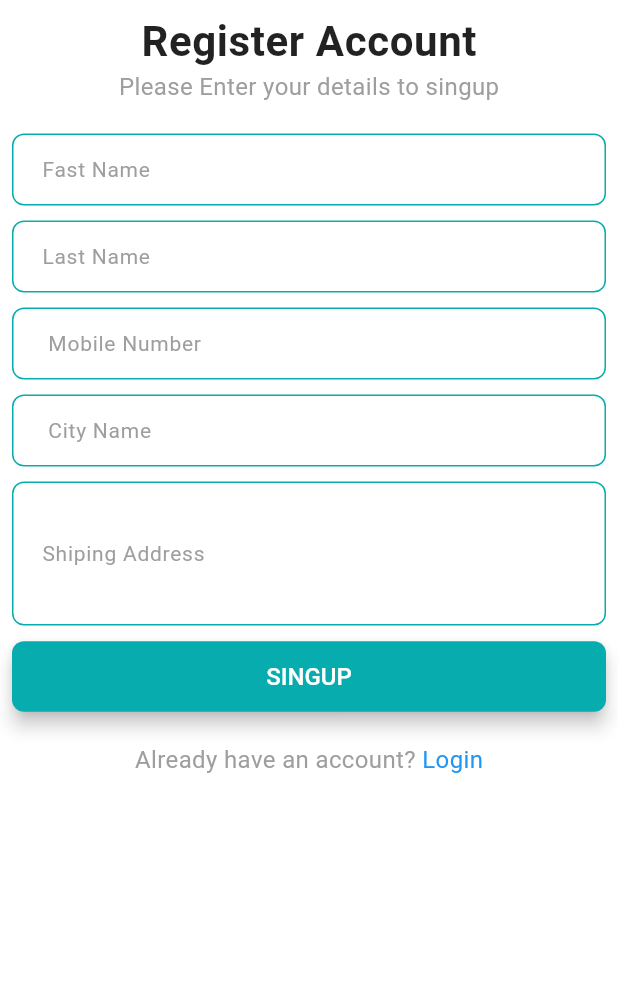
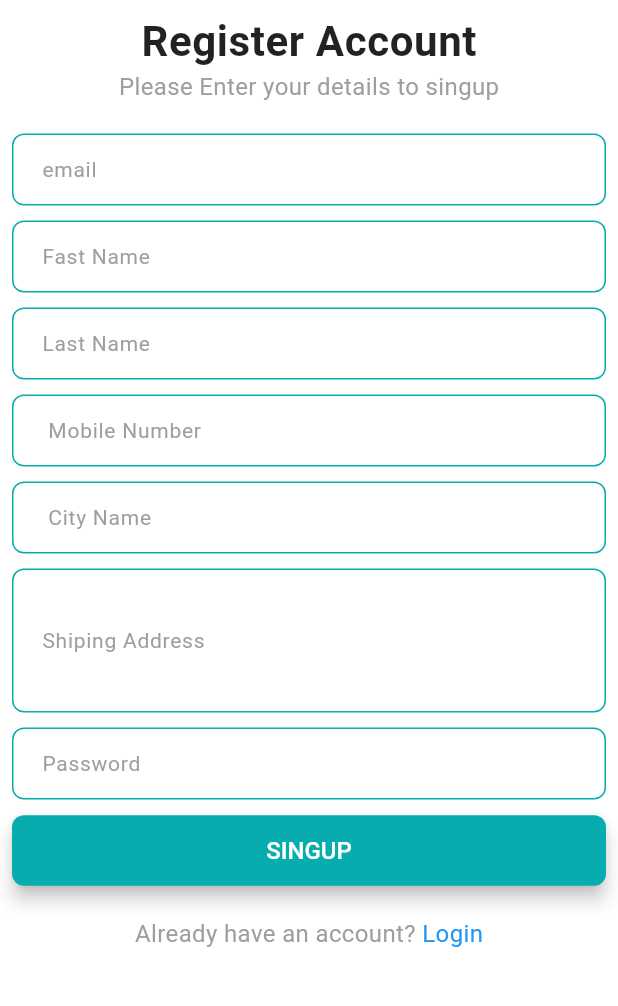
Before and after one commit to Ismail66668/CraftyByEcommers, a Flutter app: the SingupScreen screen opened directly, on a phone screen of 412 x 824 dp, the part 207-1213 px from its top. Run offline on Flutter 3.47's test engine with Material 3 defaults, Android fonts, the phone set to English and light mode, and no system bars; our stand-ins replace carousel_slider, firebase_core, firebase_crashlytics, flutter_rating_bar, flutter_svg, get and 2 more; accounts and stored records are empty.

Commit message:
Singup Screen With Get Controller

```diff
--- a/lib/app/controller_binders.dart
+++ b/lib/app/controller_binders.dart
@@ -1,9 +1,21 @@
 import 'package:get/get.dart';
 import 'package:ostad_ecommers_app/common/contoller/main_bottom_controller.dart';
+import 'package:ostad_ecommers_app/core/service/network/network_clint.dart';
+import 'package:ostad_ecommers_app/features/auth/ui/controller/sing_up_controller.dart';
 
 class ControllerBinders extends Bindings {
   @override
   void dependencies() {
     Get.put(MainBottomController());
+    Get.put(NetworkClint(
+        onUnAuthoriz: _onUnAuthorize, commonHaders: _commonHeader));
+    Get.put(SingUpController());
   }
+
+  void _onUnAuthorize() {}
+
+  final Map<String, String> _commonHeader = {
+    'content-type': 'application/json',
+    'token': ''
+  };
 }
--- /dev/null
+++ b/lib/app/urls.dart
@@ -0,0 +1,6 @@
+class Urls {
+  static const String _baseUrl = 'https://ecom-rs8e.onrender.com/api';
+
+  static const String signUpUrl = '$_baseUrl/auth/signup';
+  static const String verifyOtpUrl = '$_baseUrl/auth/verify-otp';
+}
--- a/lib/common/widget/product_card.dart
+++ b/lib/common/widget/product_card.dart
@@ -41,7 +41,7 @@ class ProductCard extends StatelessWidget {
                       topLeft: Radius.circular(8))),
               width: 160,
               child: SvgPicture.asset(
-                AsstePath.productImage,
+                AsstePath.navLogo,
                 height: 135,
                 width: 160,
                 fit: BoxFit.fitWidth,
--- /dev/null
+++ b/lib/core/service/network/network_respons.dart
@@ -0,0 +1,15 @@
+part of 'network_clint.dart';
+
+class NetworkRespons {
+  final int statusCode;
+
+  final Map<String, dynamic>? responsData;
+  final String? errorMassage;
+  final bool isSuccess;
+
+  NetworkRespons(
+      {required this.statusCode,
+      this.responsData,
+      this.errorMassage,
+      required this.isSuccess});
+}
--- /dev/null
+++ b/lib/features/auth/data/model/singup_request_model.dart
@@ -0,0 +1,26 @@
+class SingupRequestModel {
+  final String email;
+  final String firstName;
+  final String lastName;
+  final String phone;
+  final String city;
+  final String password;
+
+  SingupRequestModel(
+      {required this.email,
+      required this.firstName,
+      required this.lastName,
+      required this.phone,
+      required this.city,
+      required this.password});
+  Map<String, dynamic> toJson() {
+    return {
+      "first_name": firstName,
+      "last_name": lastName,
+      "email": email,
+      "password": password,
+      "phone": phone,
+      "city": city,
+    };
+  }
+}
--- a/lib/features/auth/set_password.dart
+++ b/lib/features/auth/set_password.dart
@@ -1,6 +1,5 @@
 import 'package:flutter/material.dart';
 import 'package:ostad_ecommers_app/common/screen/main_botton_screen.dart';
-import 'package:ostad_ecommers_app/features/auth/loging_screen.dart';
 import 'package:ostad_ecommers_app/features/app_widgets/app_logo.dart';
 
 class SetPassword extends StatefulWidget {
--- a/lib/features/auth/singup_screen.dart
+++ b/lib/features/auth/singup_screen.dart
@@ -1,8 +1,13 @@
 import 'package:flutter/gestures.dart';
 import 'package:flutter/material.dart';
-import 'package:ostad_ecommers_app/features/auth/email_verification.dart';
+import 'package:get/get.dart';
+import 'package:ostad_ecommers_app/common/widget/circlur_progress_indicator.dart';
+import 'package:ostad_ecommers_app/core/ui/widgets/snekbar_massage.dart';
+import 'package:ostad_ecommers_app/features/auth/data/model/singup_request_model.dart';
 import 'package:ostad_ecommers_app/features/auth/loging_screen.dart';
 import 'package:ostad_ecommers_app/features/app_widgets/app_logo.dart';
+import 'package:ostad_ecommers_app/features/auth/otp_verification.dart';
+import 'package:ostad_ecommers_app/features/auth/ui/controller/sing_up_controller.dart';
 
 class SingupScreen extends StatefulWidget {
   const SingupScreen({super.key});
@@ -14,11 +19,14 @@ class SingupScreen extends StatefulWidget {
 
 class _SingupScreenState extends State<SingupScreen> {
   final GlobalKey<FormState> _fromKye = GlobalKey<FormState>();
+  final TextEditingController _emailController = TextEditingController();
   final TextEditingController _fastnameController = TextEditingController();
   final TextEditingController _lastnameController = TextEditingController();
   final TextEditingController _citynameController = TextEditingController();
   final TextEditingController _addressController = TextEditingController();
   final TextEditingController _phoneController = TextEditingController();
+  final TextEditingController _passwordController = TextEditingController();
+  final SingUpController singUpController = Get.find<SingUpController>();
   @override
   Widget build(BuildContext context) {
     return Scaffold(
@@ -47,6 +55,26 @@ class _SingupScreenState extends State<SingupScreen> {
                     style: Theme.of(context).textTheme.bodyMedium,
                   ),
                   const SizedBox(height: 20),
+                  TextFormField(
+                    controller: _emailController,
+                    keyboardType: TextInputType.emailAddress,
+                    textInputAction: TextInputAction.next,
+                    validator: (value) {
+                      RegExp emailRegex = RegExp(
+                          r'^[a-zA-Z0-9._%+-]+@[a-zA-Z0-9.-]+\.[a-zA-Z]{2,}$');
+                      if (value == null || value.isEmpty) {
+                        return 'Please enter your email';
+                      } else if (!emailRegex.hasMatch(value)) {
+                        return 'Please enter a valid email';
+                      }
+                      return null;
+                    },
+                    decoration: const InputDecoration(
+                      labelText: 'email',
+                      hintText: 'Enter your email',
+                    ),
+                  ),
+                  const SizedBox(height: 10),
                   TextFormField(
                     controller: _fastnameController,
                     keyboardType: TextInputType.emailAddress,
@@ -81,11 +109,14 @@ class _SingupScreenState extends State<SingupScreen> {
                   const SizedBox(height: 10),
                   TextFormField(
                     controller: _phoneController,
-                    keyboardType: TextInputType.emailAddress,
+                    keyboardType: TextInputType.number,
                     textInputAction: TextInputAction.next,
                     validator: (value) {
+                      RegExp phoneRegex = RegExp(r'^\+?[0-9]{11}$');
                       if (value == null || value.isEmpty) {
                         return 'Please enter your Phone Number';
+                      } else if (!phoneRegex.hasMatch(value)) {
+                        return 'Please enter a valid Phone Number';
                       }
                       return null;
                     },
@@ -128,11 +159,33 @@ class _SingupScreenState extends State<SingupScreen> {
                     ),
                   ),
                   const SizedBox(height: 10),
-                  ElevatedButton(
-                      onPressed: () {
-                        _onTapSingup(context);
-                      },
-                      child: const Text('SINGUP')),
+                  TextFormField(
+                    controller: _passwordController,
+                    keyboardType: TextInputType.emailAddress,
+                    textInputAction: TextInputAction.next,
+                    validator: (value) {
+                      if (value == null || value.isEmpty) {
+                        return 'Please enter your password';
+                      }
+                      return null;
+                    },
+                    decoration: const InputDecoration(
+                      labelText: 'Password',
+                      hintText: 'Enter your Password',
+                    ),
+                  ),
+                  const SizedBox(height: 10),
+                  GetBuilder<SingUpController>(builder: (controller) {
+                    return Visibility(
+                      visible: singUpController.lodingProggress == false,
+                      replacement: const CirclurProgressIndicator(),
+                      child: ElevatedButton(
+                          onPressed: () {
+                            _onTapSingup();
+                          },
+                          child: const Text('SINGUP')),
+                    );
+                  }),
                   const SizedBox(height: 20),
                   RichText(
                       text: TextSpan(
@@ -160,18 +213,20 @@ class _SingupScreenState extends State<SingupScreen> {
     ));
   }
 
-  void _onTapSingup(BuildContext context) {
-    // if (_fromKye.currentState!.validate()) {
-    //   // Perform signup logic here
-    //   ScaffoldMessenger.of(context).showSnackBar(
-    //     const SnackBar(content: Text('Signup Successful')),
-    //   );
-    // } else {
-    //   ScaffoldMessenger.of(context).showSnackBar(
-    //     const SnackBar(content: Text('Please fill all fields correctly')),
-    //   );
-    // }
-    Navigator.pushReplacementNamed(context, EmailVerification.name);
+  Future<void> _onTapSingup() async {
+    if (_fromKye.currentState!.validate()) {
+      final SingupRequestModel model = SingupRequestModel(
+          password: _passwordController.text,
+          firstName: _fastnameController.text.trim(),
+          lastName: _lastnameController.text.trim(),
+          phone: _phoneController.text.trim(),
+          city: _citynameController.text.trim(),
+          email: _emailController.text.trim());
+
+      await singUpController.singup(model);
+      // ignore: use_build_context_synchronously
+      Navigator.pushNamed(context, OtpVerification.name);
+    }
   }
 
   @override
--- /dev/null
+++ b/lib/features/auth/ui/controller/sing_up_controller.dart
@@ -0,0 +1,39 @@
+import 'package:get/get.dart';
+import 'package:ostad_ecommers_app/app/urls.dart';
+import 'package:ostad_ecommers_app/core/service/network/network_clint.dart';
+import 'package:ostad_ecommers_app/features/auth/data/model/singup_request_model.dart';
+
+class SingUpController extends GetxController {
+  // lodeing State
+  bool _lodingProgress = false;
+  // error State
+  String? _errorMasage;
+
+  late String _massage;
+
+  bool get lodingProggress => _lodingProgress;
+  String? get errorMassage => _errorMasage;
+  String get massage => _massage;
+
+  // Atule  data
+
+  Future<void> singup(SingupRequestModel model) async {
+    // ignore: unused_local_variable
+    bool isSuccess = false;
+    _lodingProgress = true;
+    update();
+    final NetworkRespons respons = await Get.find<NetworkClint>()
+        .postRequest(Urls.signUpUrl, body: model.toJson());
+    if (respons.isSuccess) {
+      //
+      _massage = respons.responsData!['msg'];
+      isSuccess = true;
+      _errorMasage = null;
+    } else {
+      //
+      _errorMasage = respons.errorMassage!;
+      _lodingProgress = false;
+      update();
+    }
+  }
+}
--- a/pubspec.yaml
+++ b/pubspec.yaml
@@ -25,6 +25,8 @@ dependencies:
   carousel_slider:
   get:
   flutter_rating_bar:
+  http:
+  logger:
 
 dev_dependencies:
   flutter_test:
```
Also changed, not shown: lib/common/widget/circlur_progress_indicator.dart (added, +14 -0 lines), lib/core/service/network/network_clint.dart (added, +197 -0 lines), lib/core/ui/widgets/snekbar_massage.dart (added, +14 -0 lines), lib/features/card/ui/screen/card_screen.dart (+8 -6 lines), pubspec.lock.
